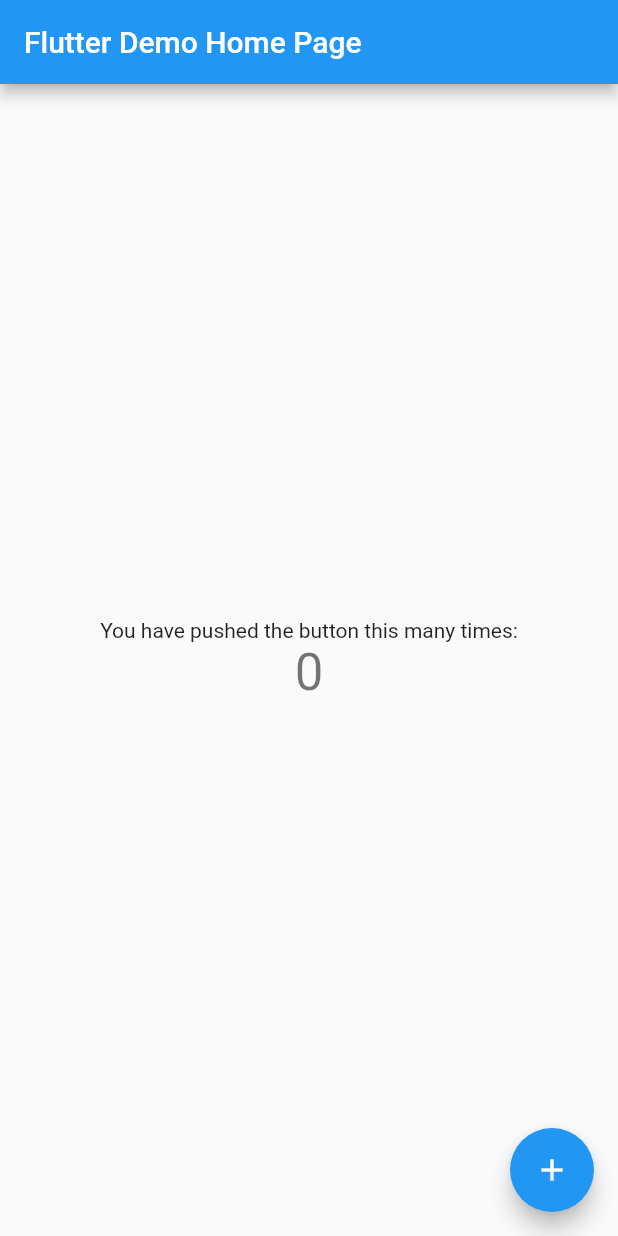
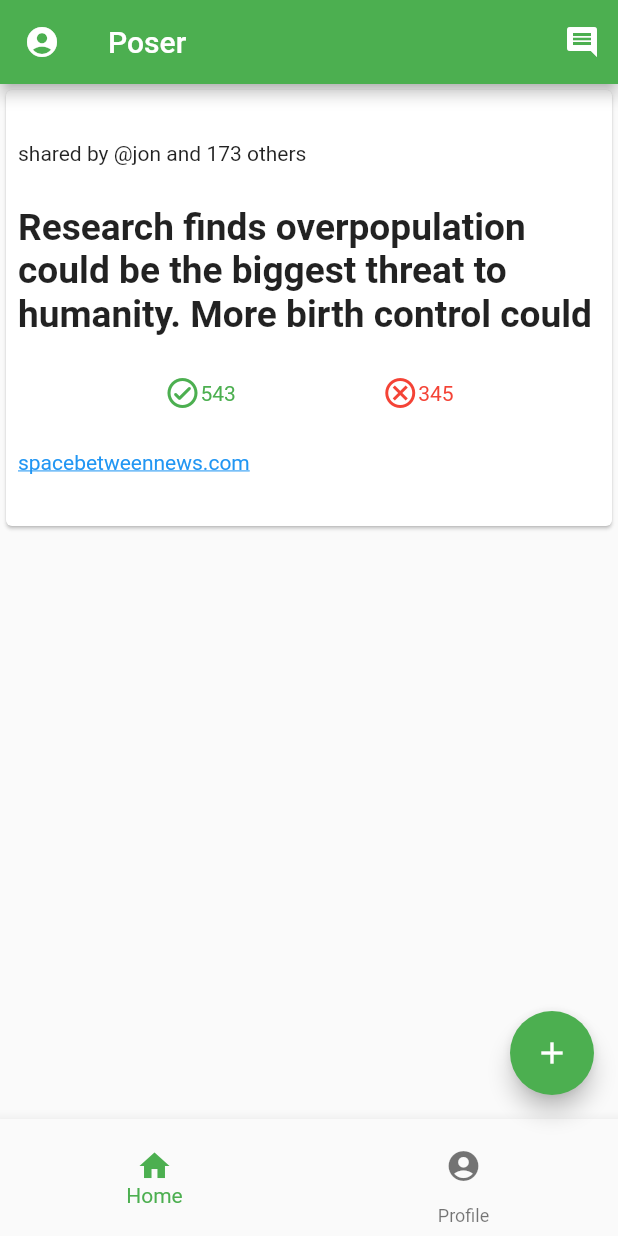
Before and after one commit to nhuergop/poser, a Flutter app: the screen it shows after launch, on a phone screen of 412 x 824 dp. Run offline on Flutter 3.47's test engine with Material 2 defaults, Android fonts, the phone set to English and light mode, and no system bars.

Commit message:
miercoles 2022_06_08

```diff
--- a/poser/lib/main.dart
+++ b/poser/lib/main.dart
@@ -1,4 +1,5 @@
 import 'package:flutter/material.dart';
+import 'package:poser/pages/home_page.dart';
 
 void main() {
   runApp(const MyApp());
@@ -11,105 +12,9 @@
   @override
   Widget build(BuildContext context) {
     return MaterialApp(
-      title: 'Flutter Demo',
-      theme: ThemeData(
-        // This is the theme of your application.
-        //
-        // Try running your application with "flutter run". You'll see the
-        // application has a blue toolbar. Then, without quitting the app, try
-        // changing the primarySwatch below to Colors.green and then invoke
-        // "hot reload" (press "r" in the console where you ran "flutter run",
-        // or simply save your changes to "hot reload" in a Flutter IDE).
-        // Notice that the counter didn't reset back to zero; the application
-        // is not restarted.
-        primarySwatch: Colors.blue,
-      ),
-      home: const MyHomePage(title: 'Flutter Demo Home Page'),
+      title: 'Poser',
+      theme: ThemeData(primarySwatch: Colors.green),
+      home: HomePage(),
     );
   }
 }
-
-class MyHomePage extends StatefulWidget {
-  const MyHomePage({Key? key, required this.title}) : super(key: key);
-
-  // This widget is the home page of your application. It is stateful, meaning
-  // that it has a State object (defined below) that contains fields that affect
-  // how it looks.
-
-  // This class is the configuration for the state. It holds the values (in this
-  // case the title) provided by the parent (in this case the App widget) and
-  // used by the build method of the State. Fields in a Widget subclass are
-  // always marked "final".
-
-  final String title;
-
-  @override
-  State<MyHomePage> createState() => _MyHomePageState();
-}
-
-class _MyHomePageState extends State<MyHomePage> {
-  int _counter = 0;
-
-  void _incrementCounter() {
-    setState(() {
-      // This call to setState tells the Flutter framework that something has
-      // changed in this State, which causes it to rerun the build method below
-      // so that the display can reflect the updated values. If we changed
-      // _counter without calling setState(), then the build method would not be
-      // called again, and so nothing would appear to happen.
-      _counter++;
-    });
-  }
-
-  @override
-  Widget build(BuildContext context) {
-    // This method is rerun every time setState is called, for instance as done
-    // by the _incrementCounter method above.
-    //
-    // The Flutter framework has been optimized to make rerunning build methods
-    // fast, so that you can just rebuild anything that needs updating rather
-    // than having to individually change instances of widgets.
-    return Scaffold(
-      appBar: AppBar(
-        // Here we take the value from the MyHomePage object that was created by
-        // the App.build method, and use it to set our appbar title.
-        title: Text(widget.title),
-      ),
-      body: Center(
-        // Center is a layout widget. It takes a single child and positions it
-        // in the middle of the parent.
-        child: Column(
-          // Column is also a layout widget. It takes a list of children and
-          // arranges them vertically. By default, it sizes itself to fit its
-          // children horizontally, and tries to be as tall as its parent.
-          //
-          // Invoke "debug painting" (press "p" in the console, choose the
-          // "Toggle Debug Paint" action from the Flutter Inspector in Android
-          // Studio, or the "Toggle Debug Paint" command in Visual Studio Code)
-          // to see the wireframe for each widget.
-          //
-          // Column has various properties to control how it sizes itself and
-          // how it positions its children. Here we use mainAxisAlignment to
-          // center the children vertically; the main axis here is the vertical
-          // axis because Columns are vertical (the cross axis would be
-          // horizontal).
-          mainAxisAlignment: MainAxisAlignment.center,
-          children: <Widget>[
-            const Text(
-              'You have pushed the button this many times:',
-            ),
-            Text(
-              '$_counter',
-              style: Theme.of(context).textTheme.headline4,
-            ),
-          ],
-        ),
-      ),
-      floatingActionButton: FloatingActionButton(
-        onPressed: _incrementCounter,
-        tooltip: 'Increment',
-        child: const Icon(Icons.add),
-      ), // This trailing comma makes auto-formatting nicer for build methods.
-    );
-  }
-}
--- /dev/null
+++ b/poser/lib/pages/home_page.dart
@@ -0,0 +1,60 @@
+import 'package:flutter/material.dart';
+import 'package:poser/pages/poses_listview.dart';
+
+class HomePage extends StatefulWidget {
+  const HomePage({Key? key}) : super(key: key);
+
+  @override
+  State<HomePage> createState() => _HomePageState();
+}
+
+class _HomePageState extends State<HomePage> {
+  int _selectedIndex = 0;
+
+  void _onItemTapped(int index) {
+    setState(() {
+      _selectedIndex = index;
+    });
+  }
+
+  @override
+  Widget build(BuildContext context) {
+    return Scaffold(
+      appBar: AppBar(
+        leading: Builder(builder: (context) {
+          return IconButton(
+            icon: const Icon(Icons.account_circle),
+            onPressed: () {},
+            tooltip: 'Profile',
+          );
+        }),
+        title: const Text('Poser'),
+        actions: <Widget>[
+          IconButton(
+            onPressed: () {},
+            icon: const Icon(Icons.comment),
+            tooltip: 'Give your opinion',
+          )
+        ],
+      ),
+      body: PoseListView(),
+      bottomNavigationBar: BottomNavigationBar(
+        items: <BottomNavigationBarItem>[
+          BottomNavigationBarItem(icon: Icon(Icons.home), label: 'Home'),
+          BottomNavigationBarItem(
+              icon: IconButton(
+                icon: const Icon(Icons.account_circle),
+                onPressed: () {},
+              ),
+              label: 'Profile'),
+        ],
+        currentIndex: _selectedIndex,
+        onTap: _onItemTapped,
+      ),
+      floatingActionButton: FloatingActionButton(
+        onPressed: () {},
+        child: const Icon(Icons.add),
+      ),
+    );
+  }
+}
--- /dev/null
+++ b/poser/lib/pages/poses_listview.dart
@@ -0,0 +1,87 @@
+import 'package:flutter/material.dart';
+
+class PoseListView extends StatefulWidget {
+  PoseListView({Key? key}) : super(key: key);
+
+  @override
+  State<PoseListView> createState() => _PoseListViewState();
+}
+
+class _PoseListViewState extends State<PoseListView> {
+  @override
+  Widget build(BuildContext context) {
+    Size _screen = MediaQuery.of(context).size;
+
+    return ListView(
+      children: [
+        Card(
+          child: Padding(
+            padding: const EdgeInsets.all(8.0),
+            child: Container(
+              height: _screen.height / 3,
+              child: Column(
+                mainAxisAlignment: MainAxisAlignment.spaceEvenly,
+                children: [
+                  Row(
+                      mainAxisAlignment: MainAxisAlignment.start,
+                      children: [Text('shared by @jon and 173 others')]),
+                  Row(
+                    mainAxisAlignment: MainAxisAlignment.start,
+                    children: [
+                      Flexible(
+                        child: Text(
+                          'Research finds overpopulation could be the biggest threat to humanity. More birth control could be needed.',
+                          maxLines: 3,
+                          overflow: TextOverflow.visible,
+                          style: TextStyle(
+                              fontWeight: FontWeight.bold,
+                              fontSize: (3 * _screen.height) / 100),
+                        ),
+                      ),
+                    ],
+                  ),
+                  Row(
+                    mainAxisAlignment: MainAxisAlignment.spaceEvenly,
+                    children: [
+                      Row(
+                        children: [
+                          const Icon(
+                            Icons
+                                .check_circle_outline_rounded, // Icons.check_circle
+                            color: Colors.green,
+                          ),
+                          Text(
+                            '543',
+                            style: TextStyle(color: Colors.green),
+                          )
+                        ],
+                      ),
+                      Row(
+                        children: [
+                          const Icon(Icons.cancel_outlined,
+                              color: Colors.red), // Icons.cancel
+                          Text(
+                            '345',
+                            style: TextStyle(color: Colors.red),
+                          )
+                        ],
+                      )
+                    ],
+                  ),
+                  Row(
+                    children: [
+                      Text('spacebetweennews.com',
+                          style: TextStyle(
+                              color: Colors.blue,
+                              decoration: TextDecoration.underline))
+                    ],
+                  )
+                ],
+              ),
+            ),
+          ),
+        ),
+      ],
+    );
+  }
+}
```
Also changed, not shown: poser/lib/pages/base.dart (added, +54 -0 lines), poser/lib/pages/pose_detail.dart (added, +54 -0 lines).
